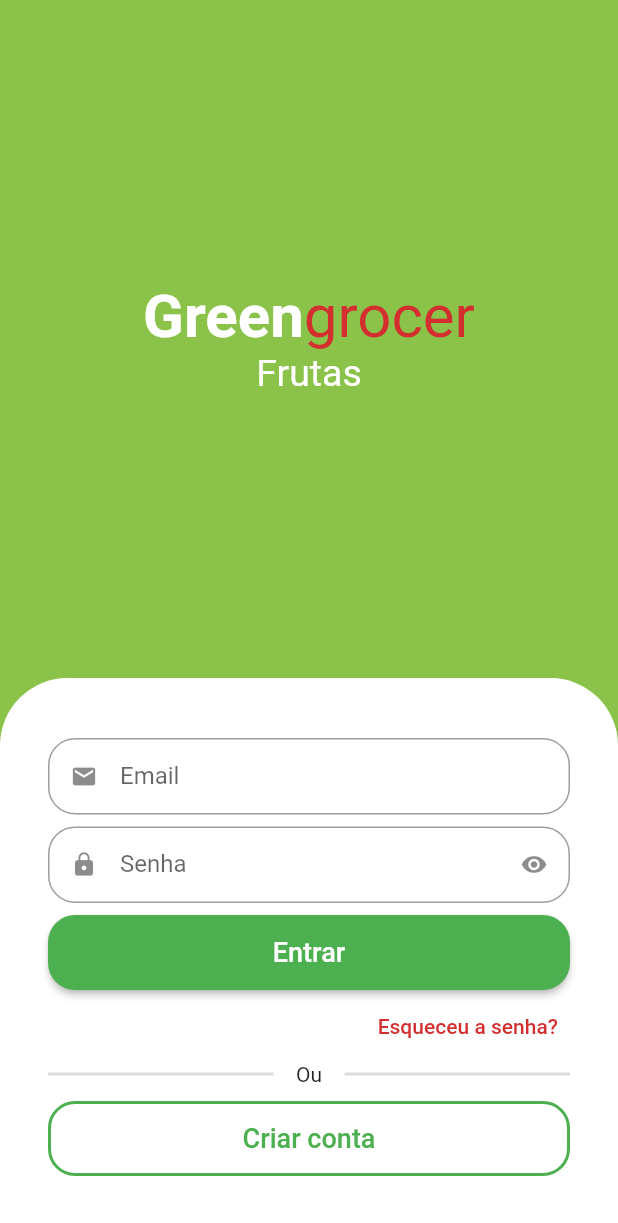
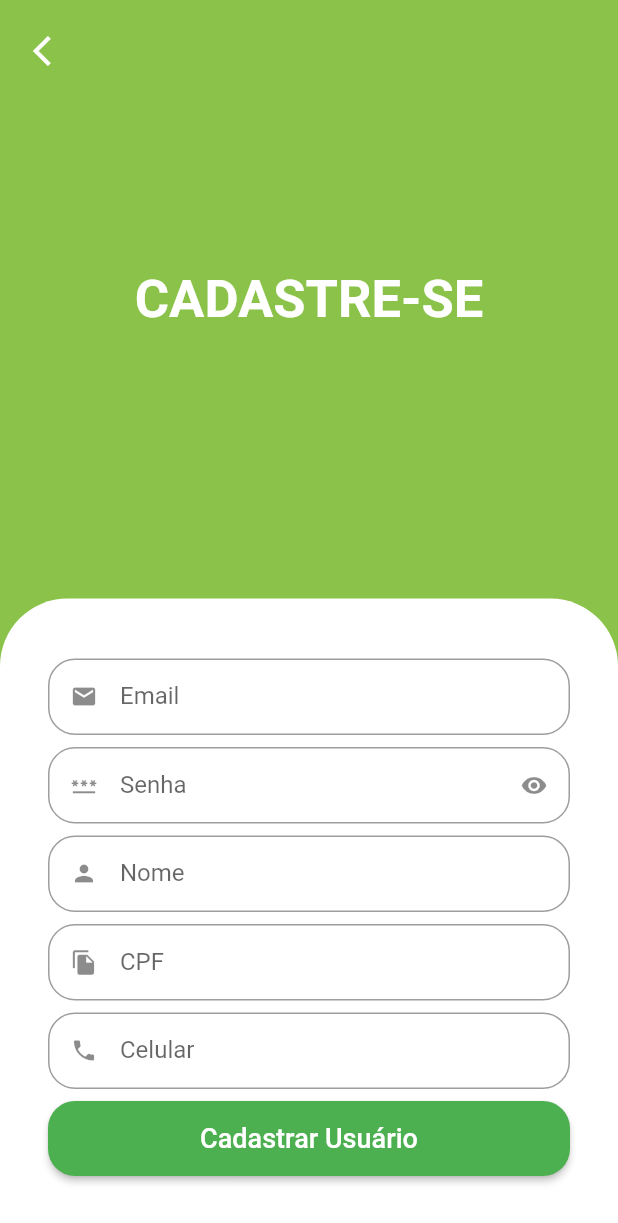
Before and after one commit to o-Angelo/flutter-and-getX, a Flutter app: the screen it shows after launch, after a tap on "Criar conta", on a phone screen of 412 x 824 dp. Shown: the top 1223 px of the screen. Run offline on Flutter 3.47's test engine with Material 2 defaults, Android fonts, the phone set to English and light mode, and no system bars; drawn by our look-alikes of animated_text_kit; our stand-ins replace mask_text_input_formatter.

Commit message:
SignUp View | Created

```diff
--- a/lib/src/auth/sign_in_screen.dart
+++ b/lib/src/auth/sign_in_screen.dart
@@ -2,6 +2,7 @@ import 'package:animated_text_kit/animated_text_kit.dart';
 import 'package:flutter/material.dart';
 
 import 'package:quitanda/src/auth/components/custom_text_field.dart';
+import 'package:quitanda/src/auth/sign_up_screen.dart';
 import 'package:quitanda/src/config/custom_colors.dart';
 
 class SignInScreen extends StatelessWidget {
@@ -166,7 +167,15 @@ class SignInScreen extends StatelessWidget {
                               width: 2,
                               color: Colors.green,
                             )),
-                        onPressed: () {},
+                        onPressed: () {
+                          Navigator.of(context).push(
+                            MaterialPageRoute(
+                              builder: (c) {
+                                return SignUpScreen();
+                              },
+                            ),
+                          );
+                        },
                         child: const Text(
                           'Criar conta',
                           style: TextStyle(
--- /dev/null
+++ b/lib/src/auth/sign_up_screen.dart
@@ -0,0 +1,128 @@
+import 'package:flutter/material.dart';
+import 'package:mask_text_input_formatter/mask_text_input_formatter.dart';
+import 'package:quitanda/src/auth/components/custom_text_field.dart';
+import 'package:quitanda/src/config/custom_colors.dart';
+
+class SignUpScreen extends StatelessWidget {
+  SignUpScreen({super.key});
+
+  // Mascaras de campos de texto
+  final cpfFormatter = MaskTextInputFormatter(
+    mask: '###.###.###-##',
+    filter: {'#': RegExp(r'[0-9]')},
+  );
+  final phoneFormatter = MaskTextInputFormatter(
+    mask: '(##) # ####-####',
+    filter: {'#': RegExp(r'[0-9]')},
+  );
+
+  @override
+  Widget build(BuildContext context) {
+    // Pegar tamanho da tela
+    final size = MediaQuery.of(context).size;
+
+    return Scaffold(
+      backgroundColor: CustomColors.customSwatchColor,
+      body: SingleChildScrollView(
+        child: SizedBox(
+          height: size.height,
+          width: size.width,
+          child: Stack(
+            children: [
+              // Botao de voltar
+              Positioned(
+                left: 10,
+                top: 10,
+                child: SafeArea(
+                  child: IconButton(
+                    onPressed: () {
+                      Navigator.of(context).pop();
+                    },
+                    icon: const Icon(
+                      Icons.arrow_back_ios,
+                      color: Colors.white,
+                    ),
+                  ),
+                ),
+              ),
+
+              // Tela de Cadastro
+              Column(
+                children: [
+                  // Titulo da Pagina
+                  const Expanded(
+                    child: Center(
+                      child: Text(
+                        'CADASTRE-SE',
+                        style: TextStyle(
+                          color: Colors.white,
+                          fontSize: 35,
+                          fontWeight: FontWeight.bold,
+                        ),
+                      ),
+                    ),
+                  ),
+
+                  // Formulario de Cadastro
+                  Container(
+                    padding: const EdgeInsets.symmetric(
+                        horizontal: 32, vertical: 40),
+                    decoration: const BoxDecoration(
+                      borderRadius: BorderRadius.vertical(
+                        top: Radius.circular(45),
+                      ),
+                      color: Colors.white,
+                    ),
+                    child: Column(
+                      crossAxisAlignment: CrossAxisAlignment.stretch,
+                      children: [
+                        const CustomTextField(
+                          icon: Icons.email,
+                          label: 'Email',
+                        ),
+                        const CustomTextField(
+                          icon: Icons.password,
+                          label: 'Senha',
+                          isSecret: true,
+                        ),
+                        const CustomTextField(
+                          icon: Icons.person,
+                          label: 'Nome',
+                        ),
+                        CustomTextField(
+                          icon: Icons.file_copy,
+                          label: 'CPF',
+                          inputFormatter: [cpfFormatter],
+                        ),
+                        CustomTextField(
+                          icon: Icons.phone,
+                          label: 'Celular',
+                          inputFormatter: [phoneFormatter],
+                        ),
+                        SizedBox(
+                          height: 50,
+                          child: ElevatedButton(
+                            style: ElevatedButton.styleFrom(
+                              shape: RoundedRectangleBorder(
+                                borderRadius: BorderRadius.circular(18),
+                              ),
+                            ),
+                            onPressed: () {},
+                            child: const Text(
+                              'Cadastrar Usuário',
+                              style: TextStyle(fontSize: 18),
+                            ),
+                          ),
+                        )
+                      ],
+                    ),
+                  ),
+                ],
+              ),
+            ],
+          ),
+        ),
+      ),
+    );
+  }
+}
```
